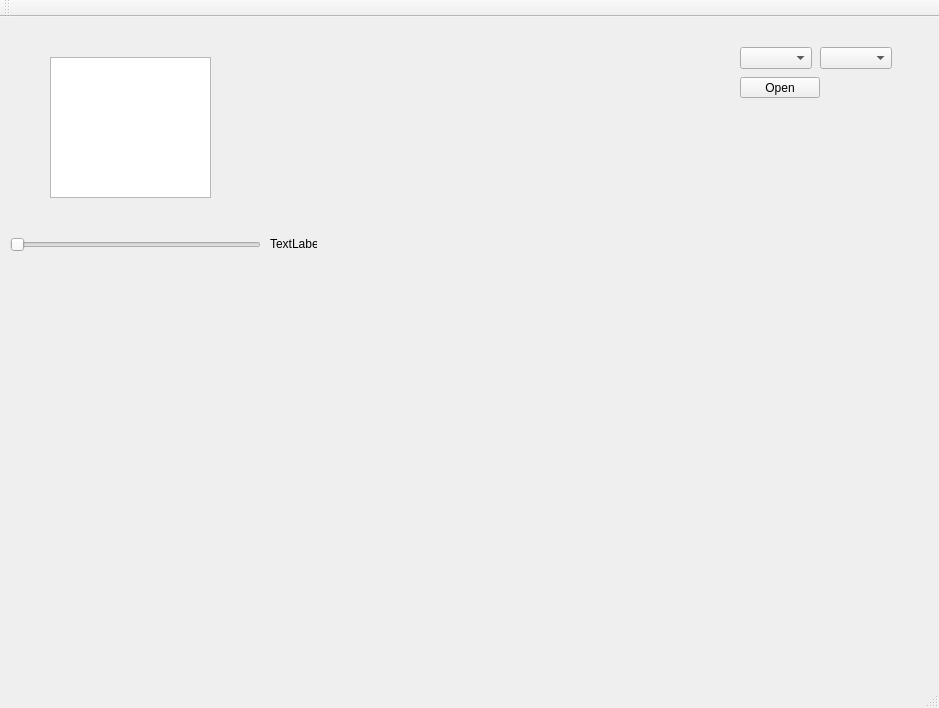
Before: the Qt Designer form mainwindow.ui in SemVan/QPulseOxi, drawn with Qt 5.
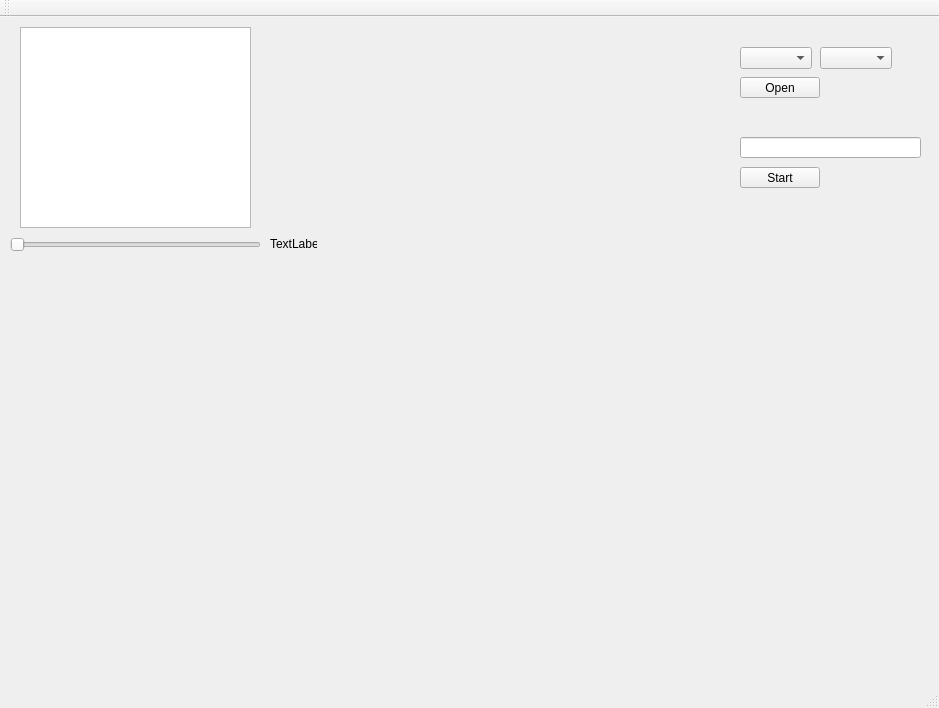
After: the same form once the commit is applied. Custom widgets are drawn as their Qt base class.

```diff
--- a/mainwindow.ui
+++ b/mainwindow.ui
@@ -19,7 +19,7 @@
      <rect>
       <x>10</x>
       <y>240</y>
-      <width>651</width>
+      <width>671</width>
       <height>201</height>
      </rect>
     </property>
@@ -52,7 +52,7 @@
      <rect>
       <x>10</x>
       <y>450</y>
-      <width>651</width>
+      <width>671</width>
       <height>191</height>
      </rect>
     </property>
@@ -70,10 +70,10 @@
    <widget class="QGraphicsView" name="graphicsView">
     <property name="geometry">
      <rect>
-      <x>50</x>
-      <y>40</y>
-      <width>161</width>
-      <height>141</height>
+      <x>20</x>
+      <y>10</y>
+      <width>231</width>
+      <height>201</height>
      </rect>
     </property>
    </widget>
@@ -113,6 +113,29 @@
      <string>TextLabel</string>
     </property>
    </widget>
+   <widget class="QLineEdit" name="lineEdit">
+    <property name="geometry">
+     <rect>
+      <x>740</x>
+      <y>120</y>
+      <width>181</width>
+      <height>21</height>
+     </rect>
+    </property>
+   </widget>
+   <widget class="QPushButton" name="pushButton_2">
+    <property name="geometry">
+     <rect>
+      <x>740</x>
+      <y>150</y>
+      <width>80</width>
+      <height>21</height>
+     </rect>
+    </property>
+    <property name="text">
+     <string>Start</string>
+    </property>
+   </widget>
   </widget>
   <widget class="QMenuBar" name="menuBar">
    <property name="geometry">
```
